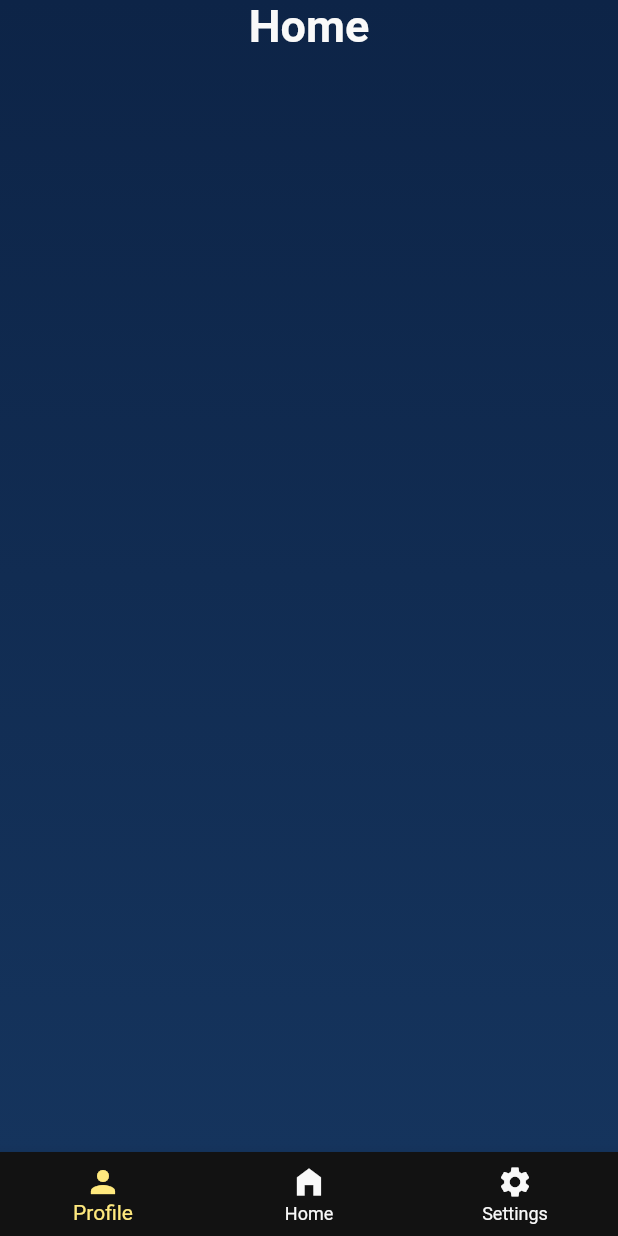
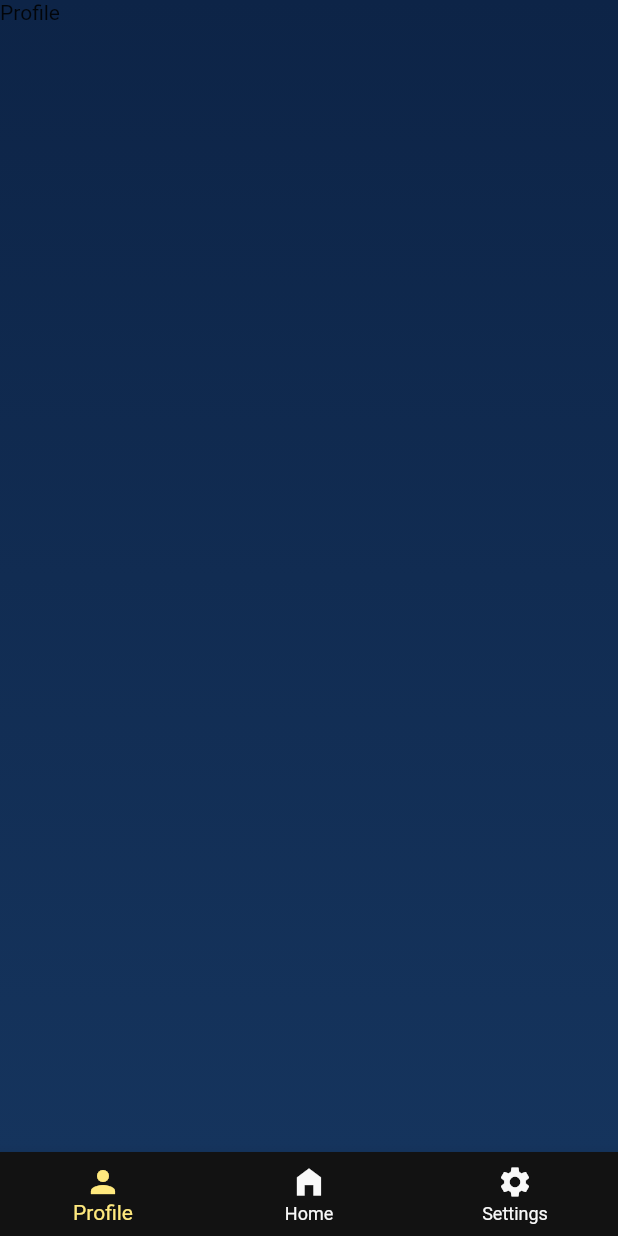
Before and after one commit to errorTeamNameNotFound/HackDFW, a Flutter app: the screen it shows after launch, on a phone screen of 412 x 824 dp. Run offline on Flutter 3.47's test engine with Material 2 defaults, Android fonts, the phone set to English and light mode, and no system bars.

Commit message:
added basic layout

```diff
--- a/lib/main.dart
+++ b/lib/main.dart
@@ -1,5 +1,5 @@
 import 'package:flutter/material.dart';
-import 'package:hackdfw/pages/homepage.dart';
+import 'package:hackdfw/pages/mainpage.dart';
 
 void main() {
   runApp(const MyApp());
--- a/lib/pages/homepage.dart
+++ b/lib/pages/mainpage.dart
@@ -1,4 +1,7 @@
+// ignore_for_file: prefer_const_constructors
+
 import 'package:flutter/material.dart';
+import 'package:hackdfw/pages/pagecontent/homecontent.dart';
 import 'package:hackdfw/styles.dart';
 
 class HomePage extends StatefulWidget {
@@ -9,9 +12,12 @@ class HomePage extends StatefulWidget {
 class _HomePageState extends State<HomePage> {
   int _selectedIndex = 0;
 
-  static const List<Widget> _widgetOption = <Widget>[
-    Text("Home"),
+  /*
+  Add widget pages here
+   */
+  final List<Widget> _widgetOption = <Widget>[
     Text("Profile"),
+    HomeContent(),
     Text("Chat"),
   ];
 
@@ -70,29 +76,7 @@ class _HomePageState extends State<HomePage> {
           Content
            */
           SafeArea(
-            child: Column(
-              crossAxisAlignment: CrossAxisAlignment.center,
-              children: const <Widget>[
-                Center(
-                  child: Text(
-                    "Home",
-                    style: TextStyle(
-                      fontWeight: FontWeight.bold,
-                      fontSize: 30,
-                      color: Styles.kOffWhite,
-                    ),
-                  ),
-                ),
-                /*
-                Recent matches
-                 */
-                // Row(
-                //   children: <Widget>[
-                //     Text("Testing"),
-                //   ],
-                // ),
-              ],
-            ),
+            child: _widgetOption.elementAt(_selectedIndex),
           ),
         ],
       ),
--- a/lib/texts.dart
+++ b/lib/texts.dart
@@ -1,4 +1,4 @@
-class Text {
+class Texts {
   /*
   Page labels
    */
```
Also changed, not shown: lib/pages/pagecontent/homecontent.dart (added, +134 -0 lines).
